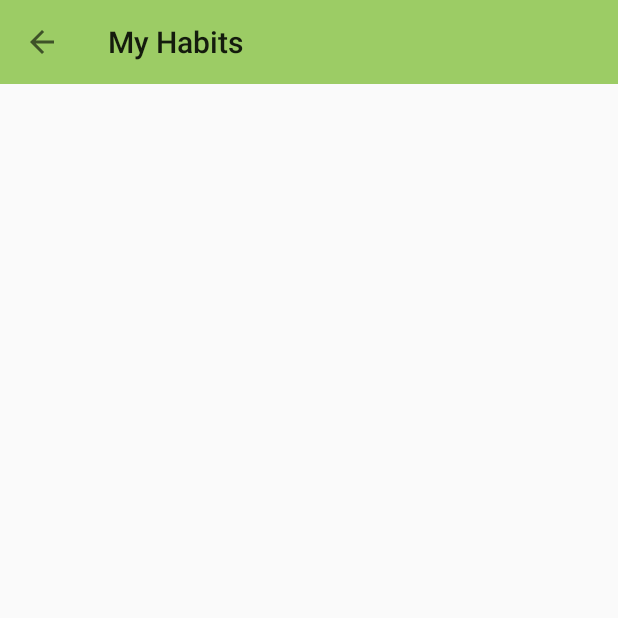
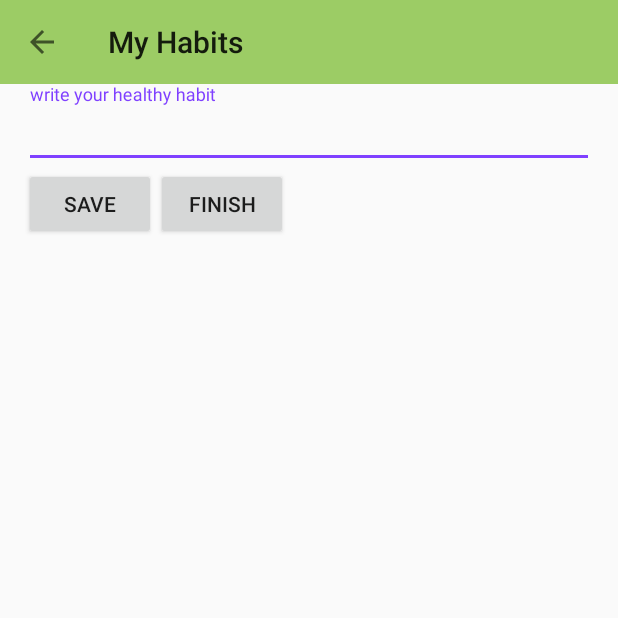
Before and after one commit to Tommy0304/GoodHabits, an Android app: the MyHabitActivity screen opened directly, with no data from a screen before it, on a phone screen of 412 x 824 dp, the top half of it. Run offline under Robolectric (Android 15) with nearby library versions, the phone set to English and light mode, and no system bars.

Commit message:
Add tasks manually

```diff
--- a/app/src/main/AndroidManifest.xml
+++ b/app/src/main/AndroidManifest.xml
@@ -29,6 +29,11 @@
             android:label="@string/my_habits_name"
             android:theme="@style/AppTheme.NoActionBar"
             android:screenOrientation="portrait" />
+        <activity
+            android:name=".Sec"
+            android:label="@string/sec_name"
+            android:theme="@style/AppTheme.NoActionBar"
+            android:screenOrientation="portrait" />
     </application>
 
 </manifest>
--- a/app/src/main/java/com/example/arthur/goodhabits/MyHabitActivity.java
+++ b/app/src/main/java/com/example/arthur/goodhabits/MyHabitActivity.java
@@ -1,12 +1,21 @@
 package com.example.arthur.goodhabits;
 
+import android.content.Intent;
+import android.support.annotation.Nullable;
 import android.support.v7.app.AppCompatActivity;
 import android.os.Bundle;
 import android.support.v7.widget.Toolbar;
-import android.util.Log;
+import android.text.Editable;
 import android.view.MenuItem;
+import android.view.View;
+import android.widget.EditText;
+import android.widget.TextView;
 
 public class MyHabitActivity extends AppCompatActivity {
+
+    String mName = "";
+
+    TextView mPrintView;
 
     @Override
     protected void onCreate(Bundle savedInstanceState) {
@@ -17,6 +26,31 @@ public class MyHabitActivity extends AppCompatActivity {
         if (getSupportActionBar() != null) {
             getSupportActionBar().setDisplayHomeAsUpEnabled(true);
         }
+
+        mPrintView = (TextView) findViewById(R.id.myhabit_habit_value);
+
+        findViewById(R.id.myhabit_save_button).setOnClickListener(new View.OnClickListener() {
+            @Override
+            public void onClick(View v) {
+                EditText nameField = (EditText) findViewById(R.id.myhabit_healthy_habit_input);
+                Editable nameEditable = nameField.getText();
+                mName += nameEditable.toString()+'\n';
+                mPrintView.setText(mName);
+                nameField.setText("");
+            }
+        });
+
+        findViewById(R.id.myhabit_finish_button).setOnClickListener(new View.OnClickListener() {
+            @Override
+            public void onClick(View v) {
+                EditText nameField = (EditText) findViewById(R.id.myhabit_healthy_habit_input);
+                Editable nameEditable = nameField.getText();
+                mName += nameEditable.toString()+'\n';
+                Intent intent = new Intent(MyHabitActivity.this, Sec.class);
+                intent.putExtra("data", mName);
+                startActivity(intent);
+            }
+        });
     }
 
     @Override
@@ -29,4 +63,5 @@ public class MyHabitActivity extends AppCompatActivity {
                 return super.onOptionsItemSelected(item);
         }
     }
+
 }
--- a/app/src/main/res/layout/activity_my_habit.xml
+++ b/app/src/main/res/layout/activity_my_habit.xml
@@ -1,10 +1,11 @@
 <?xml version="1.0" encoding="utf-8"?>
-<RelativeLayout xmlns:android="http://schemas.android.com/apk/res/android"
+<LinearLayout xmlns:android="http://schemas.android.com/apk/res/android"
     xmlns:app="http://schemas.android.com/apk/res-auto"
     xmlns:tools="http://schemas.android.com/tools"
     android:layout_width="match_parent"
     android:layout_height="match_parent"
     android:fitsSystemWindows="true"
+    android:orientation="vertical"
     tools:context="com.example.arthur.goodhabits.MyHabitActivity">
 
     <android.support.v7.widget.Toolbar
@@ -14,4 +15,49 @@
         android:background="?attr/colorPrimary"
         app:popupTheme="@style/AppTheme.PopupOverlay" />
 
-</RelativeLayout>
+    <RelativeLayout
+        android:layout_width="match_parent"
+        android:layout_height="match_parent"
+        android:layout_marginStart="@dimen/horizontal_margin"
+        android:layout_marginEnd="@dimen/horizontal_margin">
+
+        <android.support.design.widget.TextInputLayout
+            android:id="@+id/myhabit_healthy_habit_container"
+            android:layout_width="match_parent"
+            android:layout_height="wrap_content">
+
+            <EditText
+                android:id="@+id/myhabit_healthy_habit_input"
+                android:layout_width="match_parent"
+                android:layout_height="match_parent"
+                android:hint="@string/write_habit"
+                android:inputType="textMultiLine" />
+        </android.support.design.widget.TextInputLayout>
+
+        <Button
+            android:id="@+id/myhabit_save_button"
+            android:layout_width="wrap_content"
+            android:layout_height="wrap_content"
+            android:layout_below="@id/myhabit_healthy_habit_container"
+            android:text="@string/save" />
+
+        <Button
+            android:id="@+id/myhabit_finish_button"
+            android:layout_width="wrap_content"
+            android:layout_height="wrap_content"
+            android:layout_alignBottom="@id/myhabit_save_button"
+            android:layout_toEndOf="@id/myhabit_save_button"
+            android:text="@string/finish" />
+
+        <TextView
+            android:id="@+id/myhabit_habit_value"
+            style="@style/TextPrimary"
+            android:layout_width="wrap_content"
+            android:layout_height="wrap_content"
+            android:layout_below="@id/myhabit_finish_button"
+            android:layout_marginTop="20dp"
+            android:text="" />
+
+    </RelativeLayout>
+
+</LinearLayout>
--- a/app/src/main/res/values/strings.xml
+++ b/app/src/main/res/values/strings.xml
@@ -2,6 +2,7 @@
     <string name="app_name">GoodHabits</string>
     <string name="quiz_name">Quiz</string>
     <string name="my_habits_name">My Habits</string>
+    <string name="sec_name">Sec</string>
     <string name="action_settings">Settings</string>
 
     <string name="motivational_text">Text motivational sirupos</string>
@@ -10,4 +11,8 @@
     <string name="quiz_hint_age">Age</string>
     <string name="quiz_hint_height">Height (cm)</string>
     <string name="quiz_hint_weight">Weight (cm)</string>
+
+    <string name="write_habit">write your healthy habit</string>
+    <string name="save">save</string>
+    <string name="finish">finish</string>
 </resources>
```
Also changed, not shown: app/src/main/java/com/example/arthur/goodhabits/Sec.java (added, +56 -0 lines), app/src/main/res/layout/activity_sec.xml (added, +25 -0 lines).
